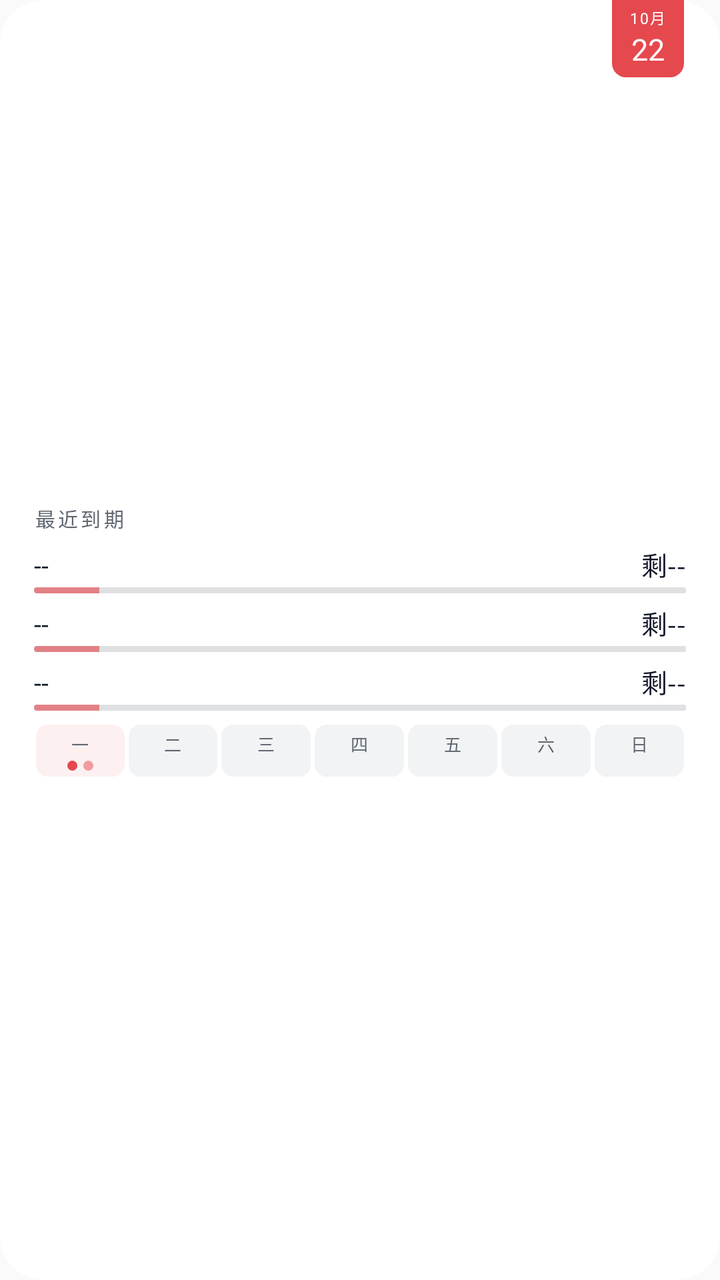
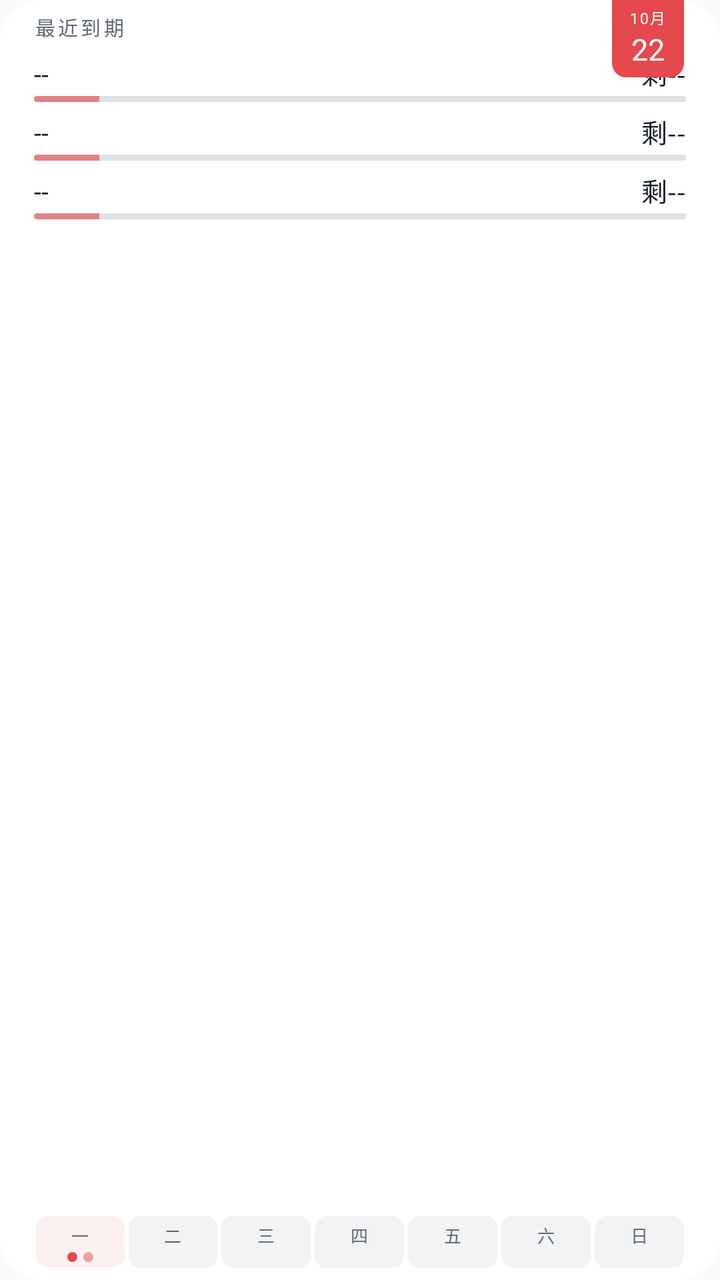

Compare the two renders of this Android layout. The source of the first and the diff that turns it into the second are given below.
<!-- AndroidManifest.xml: application theme android:Theme.Material.Light.NoActionBar -->
<!-- res/layout/widget_v3.xml -->
<?xml version="1.0" encoding="utf-8"?>
<FrameLayout xmlns:android="http://schemas.android.com/apk/res/android"
    android:id="@+id/widget_root"
    android:layout_width="match_parent"
    android:layout_height="match_parent"
    android:background="@drawable/widget_bg_light">

    <LinearLayout
        android:layout_width="match_parent"
        android:layout_height="wrap_content"
        android:layout_gravity="center_vertical"
        android:orientation="vertical"
        android:paddingStart="17dp"
        android:paddingTop="9dp"
        android:paddingEnd="17dp"
        android:paddingBottom="9dp">

        <TextView
            android:id="@+id/widget_header"
            android:layout_width="wrap_content"
            android:layout_height="wrap_content"
            android:text="最近到期"
            android:textColor="#FF5F6771"
            android:textSize="10sp"
            android:letterSpacing="0.14"
/>

        
        <LinearLayout
            android:layout_width="match_parent"
            android:layout_height="wrap_content"
            android:layout_marginTop="6dp"
            android:orientation="vertical">

            <LinearLayout
                android:layout_width="match_parent"
                android:layout_height="wrap_content"
                android:orientation="horizontal">

                <TextView
                    android:id="@+id/widget_row1_title"
                    android:layout_width="0dp"
                    android:layout_height="wrap_content"
                    android:layout_weight="1"
                    android:text="--"
                    android:textColor="#FF101828"
                    android:textSize="13sp"
                    android:maxLines="1"
                    android:ellipsize="end"
/>

                <TextView
                    android:id="@+id/widget_row1_cd"
                    android:layout_width="wrap_content"
                    android:layout_height="wrap_content"
                    android:layout_marginStart="10dp"
                    android:text="剩--"
                    android:textColor="#FF101828"
                    android:textSize="13sp"
                    android:maxLines="1"
/>
            </LinearLayout>

            <FrameLayout
                android:layout_width="match_parent"
                android:layout_height="wrap_content"
                android:layout_marginTop="2dp">

                
                <TextView
                    android:id="@+id/widget_row1_track"
                    android:layout_width="match_parent"
                    android:layout_height="3dp"
                    android:background="@drawable/widget_ruler_track_light" />

                <ProgressBar
                    android:id="@+id/widget_row1_fuse"
                    style="@android:style/Widget.ProgressBar.Horizontal"
                    android:layout_width="match_parent"
                    android:layout_height="3dp"
                    android:max="100"
                    android:progress="10"
                    android:progressDrawable="@drawable/widget_ruler_progress" />
            </FrameLayout>
        </LinearLayout>

        
        <LinearLayout
            android:layout_width="match_parent"
            android:layout_height="wrap_content"
            android:layout_marginTop="5dp"
            android:orientation="vertical">

            <LinearLayout
                android:layout_width="match_parent"
                android:layout_height="wrap_content"
                android:orientation="horizontal">

                <TextView
                    android:id="@+id/widget_row2_title"
                    android:layout_width="0dp"
                    android:layout_height="wrap_content"
                    android:layout_weight="1"
                    android:text="--"
                    android:textColor="#FF101828"
                    android:textSize="13sp"
                    android:maxLines="1"
                    android:ellipsize="end"
/>

                <TextView
                    android:id="@+id/widget_row2_cd"
                    android:layout_width="wrap_content"
                    android:layout_height="wrap_content"
                    android:layout_marginStart="10dp"
                    android:text="剩--"
                    android:textColor="#FF101828"
                    android:textSize="13sp"
                    android:maxLines="1"
/>
            </LinearLayout>

            <FrameLayout
                android:layout_width="match_parent"
                android:layout_height="wrap_content"
                android:layout_marginTop="2dp">

                <TextView
                    android:id="@+id/widget_row2_track"
                    android:layout_width="match_parent"
                    android:layout_height="3dp"
                    android:background="@drawable/widget_ruler_track_light" />

                <ProgressBar
                    android:id="@+id/widget_row2_fuse"
                    style="@android:style/Widget.ProgressBar.Horizontal"
                    android:layout_width="match_parent"
                    android:layout_height="3dp"
                    android:max="100"
                    android:progress="10"
                    android:progressDrawable="@drawable/widget_ruler_progress" />
            </FrameLayout>
        </LinearLayout>

        
        <LinearLayout
            android:id="@+id/widget_row3_container"
            android:layout_width="match_parent"
            android:layout_height="wrap_content"
            android:layout_marginTop="5dp"
            android:orientation="vertical">

            <LinearLayout
                android:layout_width="match_parent"
                android:layout_height="wrap_content"
                android:orientation="horizontal">

                <TextView
                    android:id="@+id/widget_row3_title"
                    android:layout_width="0dp"
                    android:layout_height="wrap_content"
                    android:layout_weight="1"
                    android:text="--"
                    android:textColor="#FF101828"
                    android:textSize="13sp"
                    android:maxLines="1"
                    android:ellipsize="end"
/>

                <TextView
                    android:id="@+id/widget_row3_cd"
                    android:layout_width="wrap_content"
                    android:layout_height="wrap_content"
                    android:layout_marginStart="10dp"
                    android:text="剩--"
                    android:textColor="#FF101828"
                    android:textSize="13sp"
                    android:maxLines="1"
/>
            </LinearLayout>

            <FrameLayout
                android:layout_width="match_parent"
                android:layout_height="wrap_content"
                android:layout_marginTop="2dp">

                <TextView
                    android:id="@+id/widget_row3_track"
                    android:layout_width="match_parent"
                    android:layout_height="3dp"
                    android:background="@drawable/widget_ruler_track_light" />

                <ProgressBar
                    android:id="@+id/widget_row3_fuse"
                    style="@android:style/Widget.ProgressBar.Horizontal"
                    android:layout_width="match_parent"
                    android:layout_height="3dp"
                    android:max="100"
                    android:progress="10"
                    android:progressDrawable="@drawable/widget_ruler_progress" />
            </FrameLayout>
        </LinearLayout>

        
        <LinearLayout
            android:id="@+id/widget_week_strip"
            android:layout_width="match_parent"
            android:layout_height="wrap_content"
            android:layout_marginTop="7dp"
            android:orientation="horizontal">

            <LinearLayout
                android:id="@+id/widget_week_cell0"
                android:layout_width="0dp"
                android:layout_height="wrap_content"
                android:layout_marginStart="1dp"
                android:layout_marginEnd="1dp"
                android:layout_weight="1"
                android:background="@drawable/widget_cell_today_light"
                android:gravity="center_horizontal"
                android:orientation="vertical"
                android:paddingTop="3dp"
                android:paddingBottom="3dp">

                <TextView
                    android:id="@+id/widget_week_day0"
                    android:layout_width="wrap_content"
                    android:layout_height="wrap_content"
                    android:text="一"
                    android:textColor="#FF5F6771"
                    android:textSize="8.5sp" />

                <LinearLayout
                    android:layout_width="wrap_content"
                    android:layout_height="5dp"
                    android:layout_marginTop="2dp"
                    android:gravity="center"
                    android:orientation="horizontal">

                    <TextView
                        android:id="@+id/widget_week_dot0_a"
                        android:layout_width="5dp"
                        android:layout_height="5dp"
                        android:background="@drawable/dot_red" />

                    <TextView
                        android:id="@+id/widget_week_dot0_b"
                        android:layout_width="5dp"
                        android:layout_height="5dp"
                        android:layout_marginStart="3dp"
                        android:background="@drawable/dot_red_soft" />
                </LinearLayout>
            </LinearLayout>

            <LinearLayout
                android:id="@+id/widget_week_cell1"
                android:layout_width="0dp"
                android:layout_height="wrap_content"
                android:layout_marginStart="1dp"
                android:layout_marginEnd="1dp"
                android:layout_weight="1"
                android:background="@drawable/widget_cell_light"
                android:gravity="center_horizontal"
                android:orientation="vertical"
                android:paddingTop="3dp"
                android:paddingBottom="3dp">

                <TextView
                    android:id="@+id/widget_week_day1"
                    android:layout_width="wrap_content"
                    android:layout_height="wrap_content"
                    android:text="二"
                    android:textColor="#FF5F6771"
                    android:textSize="8.5sp" />

                <LinearLayout
                    android:layout_width="wrap_content"
                    android:layout_height="5dp"
                    android:layout_marginTop="2dp"
                    android:gravity="center"
                    android:orientation="horizontal">

                    <TextView
                        android:id="@+id/widget_week_dot1_a"
                        android:layout_width="5dp"
                        android:layout_height="5dp"
                        android:background="@drawable/dot_ind_light"
                        android:visibility="gone" />

                    <TextView
                        android:id="@+id/widget_week_dot1_b"
                        android:layout_width="5dp"
                        android:layout_height="5dp"
                        android:layout_marginStart="3dp"
                        android:background="@drawable/dot_ind_light"
                        android:visibility="gone" />
                </LinearLayout>
            </LinearLayout>

            <LinearLayout
                android:id="@+id/widget_week_cell2"
                android:layout_width="0dp"
                android:layout_height="wrap_content"
                android:layout_marginStart="1dp"
                android:layout_marginEnd="1dp"
                android:layout_weight="1"
                android:background="@drawable/widget_cell_light"
                android:gravity="center_horizontal"
                android:orientation="vertical"
                android:paddingTop="3dp"
                android:paddingBottom="3dp">

                <TextView
                    android:id="@+id/widget_week_day2"
                    android:layout_width="wrap_content"
                    android:layout_height="wrap_content"
                    android:text="三"
                    android:textColor="#FF5F6771"
                    android:textSize="8.5sp" />

                <LinearLayout
                    android:layout_width="wrap_content"
                    android:layout_height="5dp"
                    android:layout_marginTop="2dp"
                    android:gravity="center"
                    android:orientation="horizontal">

                    <TextView
                        android:id="@+id/widget_week_dot2_a"
                        android:layout_width="5dp"
                        android:layout_height="5dp"
                        android:background="@drawable/dot_ind_light"
                        android:visibility="gone" />

                    <TextView
                        android:id="@+id/widget_week_dot2_b"
                        android:layout_width="5dp"
                        android:layout_height="5dp"
                        android:layout_marginStart="3dp"
                        android:background="@drawable/dot_ind_light"
                        android:visibility="gone" />
                </LinearLayout>
            </LinearLayout>

            <LinearLayout
                android:id="@+id/widget_week_cell3"
                android:layout_width="0dp"
                android:layout_height="wrap_content"
                android:layout_marginStart="1dp"
                android:layout_marginEnd="1dp"
                android:layout_weight="1"
                android:background="@drawable/widget_cell_light"
                android:gravity="center_horizontal"
                android:orientation="vertical"
                android:paddingTop="3dp"
                android:paddingBottom="3dp">

                <TextView
                    android:id="@+id/widget_week_day3"
                    android:layout_width="wrap_content"
                    android:layout_height="wrap_content"
                    android:text="四"
                    android:textColor="#FF5F6771"
                    android:textSize="8.5sp" />

                <LinearLayout
                    android:layout_width="wrap_content"
                    android:layout_height="5dp"
                    android:layout_marginTop="2dp"
                    android:gravity="center"
                    android:orientation="horizontal">

                    <TextView
                        android:id="@+id/widget_week_dot3_a"
                        android:layout_width="5dp"
                        android:layout_height="5dp"
                        android:background="@drawable/dot_ind_light"
                        android:visibility="gone" />

                    <TextView
                        android:id="@+id/widget_week_dot3_b"
                        android:layout_width="5dp"
                        android:layout_height="5dp"
                        android:layout_marginStart="3dp"
                        android:background="@drawable/dot_ind_light"
                        android:visibility="gone" />
                </LinearLayout>
            </LinearLayout>

            <LinearLayout
                android:id="@+id/widget_week_cell4"
                android:layout_width="0dp"
                android:layout_height="wrap_content"
                android:layout_marginStart="1dp"
                android:layout_marginEnd="1dp"
                android:layout_weight="1"
                android:background="@drawable/widget_cell_light"
                android:gravity="center_horizontal"
                android:orientation="vertical"
                android:paddingTop="3dp"
                android:paddingBottom="3dp">

                <TextView
                    android:id="@+id/widget_week_day4"
                    android:layout_width="wrap_content"
                    android:layout_height="wrap_content"
                    android:text="五"
                    android:textColor="#FF5F6771"
                    android:textSize="8.5sp" />

                <LinearLayout
                    android:layout_width="wrap_content"
                    android:layout_height="5dp"
                    android:layout_marginTop="2dp"
                    android:gravity="center"
                    android:orientation="horizontal">

                    <TextView
                        android:id="@+id/widget_week_dot4_a"
                        android:layout_width="5dp"
                        android:layout_height="5dp"
                        android:background="@drawable/dot_ind_light"
                        android:visibility="gone" />

                    <TextView
                        android:id="@+id/widget_week_dot4_b"
                        android:layout_width="5dp"
                        android:layout_height="5dp"
                        android:layout_marginStart="3dp"
                        android:background="@drawable/dot_ind_light"
                        android:visibility="gone" />
                </LinearLayout>
            </LinearLayout>

            <LinearLayout
                android:id="@+id/widget_week_cell5"
                android:layout_width="0dp"
                android:layout_height="wrap_content"
                android:layout_marginStart="1dp"
                android:layout_marginEnd="1dp"
                android:layout_weight="1"
                android:background="@drawable/widget_cell_light"
                android:gravity="center_horizontal"
                android:orientation="vertical"
                android:paddingTop="3dp"
                android:paddingBottom="3dp">

                <TextView
                    android:id="@+id/widget_week_day5"
                    android:layout_width="wrap_content"
                    android:layout_height="wrap_content"
                    android:text="六"
                    android:textColor="#FF5F6771"
                    android:textSize="8.5sp" />

                <LinearLayout
                    android:layout_width="wrap_content"
                    android:layout_height="5dp"
                    android:layout_marginTop="2dp"
                    android:gravity="center"
                    android:orientation="horizontal">

                    <TextView
                        android:id="@+id/widget_week_dot5_a"
                        android:layout_width="5dp"
                        android:layout_height="5dp"
                        android:background="@drawable/dot_ind_light"
                        android:visibility="gone" />

                    <TextView
                        android:id="@+id/widget_week_dot5_b"
                        android:layout_width="5dp"
                        android:layout_height="5dp"
                        android:layout_marginStart="3dp"
                        android:background="@drawable/dot_ind_light"
                        android:visibility="gone" />
                </LinearLayout>
            </LinearLayout>

            <LinearLayout
                android:id="@+id/widget_week_cell6"
                android:layout_width="0dp"
                android:layout_height="wrap_content"
                android:layout_marginStart="1dp"
                android:layout_marginEnd="1dp"
                android:layout_weight="1"
                android:background="@drawable/widget_cell_light"
                android:gravity="center_horizontal"
                android:orientation="vertical"
                android:paddingTop="3dp"
                android:paddingBottom="3dp">

                <TextView
                    android:id="@+id/widget_week_day6"
                    android:layout_width="wrap_content"
                    android:layout_height="wrap_content"
                    android:text="日"
                    android:textColor="#FF5F6771"
                    android:textSize="8.5sp" />

                <LinearLayout
                    android:layout_width="wrap_content"
                    android:layout_height="5dp"
                    android:layout_marginTop="2dp"
                    android:gravity="center"
                    android:orientation="horizontal">

                    <TextView
                        android:id="@+id/widget_week_dot6_a"
                        android:layout_width="5dp"
                        android:layout_height="5dp"
                        android:background="@drawable/dot_ind_light"
                        android:visibility="gone" />

                    <TextView
                        android:id="@+id/widget_week_dot6_b"
                        android:layout_width="5dp"
                        android:layout_height="5dp"
                        android:layout_marginStart="3dp"
                        android:background="@drawable/dot_ind_light"
                        android:visibility="gone" />
                </LinearLayout>
            </LinearLayout>
        </LinearLayout>
    </LinearLayout>

    
    <LinearLayout
        android:id="@+id/widget_calpg"
        android:layout_width="36dp"
        android:layout_height="wrap_content"
        android:layout_gravity="top|end"
        android:layout_marginEnd="18dp"
        android:background="@drawable/widget_calpg_light"
        android:gravity="center_horizontal"
        android:orientation="vertical"
        android:paddingTop="3dp"
        android:paddingBottom="4dp">

        <TextView
            android:id="@+id/widget_calpg_month"
            android:layout_width="wrap_content"
            android:layout_height="wrap_content"
            android:text="10月"
            android:textColor="#FFFFFFFF"
            android:textSize="7.5sp"
            android:letterSpacing="0.08"
/>

        <TextView
            android:id="@+id/widget_calpg_day"
            android:layout_width="wrap_content"
            android:layout_height="wrap_content"
            android:text="22"
            android:textColor="#FFFFFFFF"
            android:textSize="15sp"
/>
    </LinearLayout>
</FrameLayout>
<!-- resources referenced by this layout -->
<resources>
  <!-- drawable dot_ind_light (drawable) -->
  <?xml version="1.0" encoding="utf-8"?>
  <shape xmlns:android="http://schemas.android.com/apk/res/android" android:shape="oval">
      <solid android:color="#FF3A5AF0" />
  </shape>
  <!-- drawable dot_red (drawable) -->
  <?xml version="1.0" encoding="utf-8"?>
  <shape xmlns:android="http://schemas.android.com/apk/res/android" android:shape="oval">
      <solid android:color="#FFE5484D" />
  </shape>
  <!-- drawable dot_red_soft (drawable) -->
  <?xml version="1.0" encoding="utf-8"?>
  <shape xmlns:android="http://schemas.android.com/apk/res/android" android:shape="oval">
      <solid android:color="#80E5484D" />
  </shape>
  <!-- drawable widget_bg_light (drawable) -->
  <?xml version="1.0" encoding="utf-8"?>
  <shape xmlns:android="http://schemas.android.com/apk/res/android">
      <solid android:color="#FFFFFFFF" />
      <corners android:radius="22dp" />
  </shape>
  <!-- drawable widget_calpg_light (drawable) -->
  <?xml version="1.0" encoding="utf-8"?>
  <shape xmlns:android="http://schemas.android.com/apk/res/android">
      <solid android:color="#FFE5484D" />
      <corners android:bottomLeftRadius="7dp" android:bottomRightRadius="7dp" />
  </shape>
  <!-- drawable widget_cell_light (drawable) -->
  <?xml version="1.0" encoding="utf-8"?>
  <shape xmlns:android="http://schemas.android.com/apk/res/android">
      <solid android:color="#0D101828" />
      <corners android:radius="6dp" />
  </shape>
  <!-- drawable widget_cell_today_light (drawable) -->
  <?xml version="1.0" encoding="utf-8"?>
  <shape xmlns:android="http://schemas.android.com/apk/res/android">
      <solid android:color="#14E5484D" />
      <corners android:radius="6dp" />
  </shape>
  <!-- drawable widget_ruler_progress (drawable) -->
  <?xml version="1.0" encoding="utf-8"?>
  <layer-list xmlns:android="http://schemas.android.com/apk/res/android">
      <item android:id="@android:id/progress">
          <clip>
              <shape android:shape="rectangle">
                  <corners android:radius="2dp" />
                  <solid android:color="#9EE5484D" />
              </shape>
          </clip>
      </item>
  </layer-list>
  <!-- drawable widget_ruler_track_light (drawable) -->
  <?xml version="1.0" encoding="utf-8"?>
  <shape xmlns:android="http://schemas.android.com/apk/res/android">
      <solid android:color="#22101828" />
      <corners android:radius="1dp" />
  </shape>
</resources>

<!-- the commit's change to res/layout/widget_v3.xml (unified diff, before → after) -->
@@ -7,13 +7,12 @@
 
     <LinearLayout
         android:layout_width="match_parent"
-        android:layout_height="wrap_content"
-        android:layout_gravity="center_vertical"
+        android:layout_height="match_parent"
         android:orientation="vertical"
         android:paddingStart="17dp"
-        android:paddingTop="9dp"
+        android:paddingTop="6dp"
         android:paddingEnd="17dp"
-        android:paddingBottom="9dp">
+        android:paddingBottom="6dp">
 
         <TextView
             android:id="@+id/widget_header"
@@ -200,6 +199,12 @@
                     android:progressDrawable="@drawable/widget_ruler_progress" />
             </FrameLayout>
         </LinearLayout>
+
+        
+        <TextView
+            android:layout_width="match_parent"
+            android:layout_height="0dp"
+            android:layout_weight="1" />
 
         
         <LinearLayout
